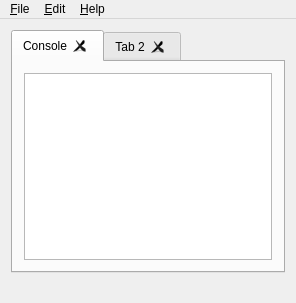
This is jmesquita/fsgui/resources/fs_gui.ui in freeswitch/freeswitch-contrib as Qt 5 draws it before an edit. The edited form follows.
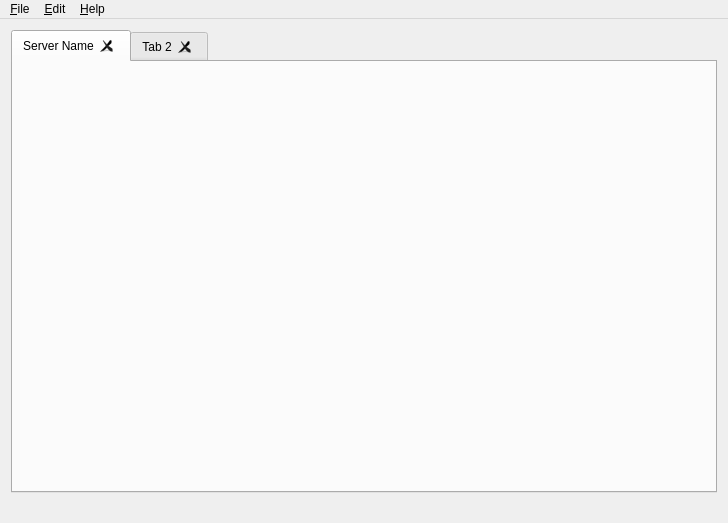
This is the edited form.

Commit message: * Small interface change * Initialize eslConnection on consolePage constructor * Fix message colors

What changed in the file:
```diff
--- a/jmesquita/fsgui/resources/fs_gui.ui
+++ b/jmesquita/fsgui/resources/fs_gui.ui
@@ -6,8 +6,8 @@
    <rect>
     <x>0</x>
     <y>0</y>
-    <width>296</width>
-    <height>303</height>
+    <width>728</width>
+    <height>523</height>
    </rect>
   </property>
   <property name="windowTitle">
@@ -25,23 +25,9 @@
       </property>
       <widget class="QWidget" name="tab">
        <attribute name="title">
-        <string>Console</string>
+        <string>Server Name</string>
        </attribute>
-       <layout class="QVBoxLayout" name="verticalLayout">
-        <item>
-         <widget class="QTextEdit" name="textConsole">
-          <property name="undoRedoEnabled">
-           <bool>false</bool>
-          </property>
-          <property name="readOnly">
-           <bool>true</bool>
-          </property>
-          <property name="textInteractionFlags">
-           <set>Qt::TextSelectableByKeyboard|Qt::TextSelectableByMouse</set>
-          </property>
-         </widget>
-        </item>
-       </layout>
+       <layout class="QVBoxLayout" name="verticalLayout"/>
       </widget>
       <widget class="QWidget" name="tab_2">
        <property name="enabled">
@@ -60,7 +46,7 @@
     <rect>
      <x>0</x>
      <y>0</y>
-     <width>296</width>
+     <width>728</width>
      <height>26</height>
     </rect>
    </property>
```
Left out of the diff: 4 changed lines with no effect on the pictures. The commit also changes 4 other files.
